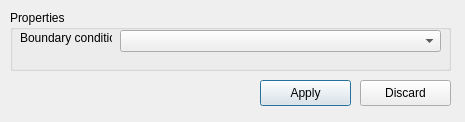
First picture: the form in misc/Mesh3D/forms/boundarypropertyeditor.ui, repository tehnick/elmerfem, before the edit.
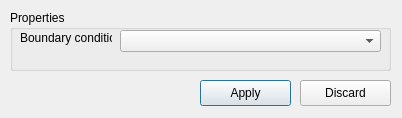
Second picture: the form after the edit. Icons and pictures are not drawn.

```diff
--- a/misc/Mesh3D/forms/boundarypropertyeditor.ui
+++ b/misc/Mesh3D/forms/boundarypropertyeditor.ui
@@ -8,8 +8,8 @@
    <rect>
     <x>0</x>
     <y>0</y>
-    <width>465</width>
-    <height>122</height>
+    <width>402</width>
+    <height>118</height>
    </rect>
   </property>
   <property name="windowTitle" >
@@ -18,7 +18,7 @@
   <widget class="QPushButton" name="applyButton" >
    <property name="geometry" >
     <rect>
-     <x>260</x>
+     <x>200</x>
      <y>80</y>
      <width>91</width>
      <height>26</height>
@@ -34,7 +34,7 @@
   <widget class="QPushButton" name="discardButton" >
    <property name="geometry" >
     <rect>
-     <x>360</x>
+     <x>300</x>
      <y>80</y>
      <width>91</width>
      <height>26</height>
@@ -52,7 +52,7 @@
     <rect>
      <x>10</x>
      <y>10</y>
-     <width>441</width>
+     <width>381</width>
      <height>61</height>
     </rect>
    </property>
@@ -77,7 +77,7 @@
      <rect>
       <x>110</x>
       <y>20</y>
-      <width>321</width>
+      <width>261</width>
       <height>22</height>
      </rect>
     </property>
```
